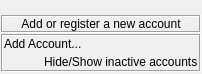
Old version of the form src/plugins/accountmanager/accountsoptionswidget2.ui in the repository xnamed/vacuum-im.
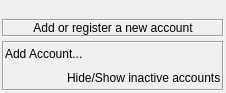
New version of the form.

What changed in the file:
```diff
--- a/src/plugins/accountmanager/accountsoptionswidget2.ui
+++ b/src/plugins/accountmanager/accountsoptionswidget2.ui
@@ -6,8 +6,8 @@
    <rect>
     <x>0</x>
     <y>0</y>
-    <width>201</width>
-    <height>74</height>
+    <width>226</width>
+    <height>93</height>
    </rect>
   </property>
   <property name="sizePolicy">
@@ -16,21 +16,21 @@
     <verstretch>0</verstretch>
    </sizepolicy>
   </property>
-  <layout class="QGridLayout" name="gridLayout_2">
+  <layout class="QGridLayout" name="gridLayout">
    <property name="leftMargin">
-    <number>1</number>
+    <number>2</number>
    </property>
    <property name="topMargin">
     <number>2</number>
    </property>
    <property name="rightMargin">
-    <number>1</number>
+    <number>2</number>
    </property>
    <property name="bottomMargin">
     <number>2</number>
    </property>
    <property name="spacing">
-    <number>1</number>
+    <number>4</number>
    </property>
    <item row="0" column="0">
     <widget class="QFrame" name="wdtAccounts">
@@ -81,7 +81,10 @@
      <property name="frameShadow">
       <enum>QFrame::Sunken</enum>
      </property>
-     <layout class="QGridLayout" name="gridLayout">
+     <layout class="QVBoxLayout" name="verticalLayout">
+      <property name="spacing">
+       <number>4</number>
+      </property>
       <property name="leftMargin">
        <number>1</number>
       </property>
@@ -94,16 +97,12 @@
       <property name="bottomMargin">
        <number>1</number>
       </property>
-      <property name="horizontalSpacing">
-       <number>1</number>
-      </property>
-      <property name="verticalSpacing">
-       <number>4</number>
-      </property>
-      <item row="0" column="0" colspan="2">
+      <item>
+       <layout class="QHBoxLayout" name="horizontalLayout">
+        <item>
        <widget class="QLabel" name="lblAddAccount">
         <property name="sizePolicy">
-         <sizepolicy hsizetype="Expanding" vsizetype="Preferred">
+           <sizepolicy hsizetype="Preferred" vsizetype="Preferred">
           <horstretch>0</horstretch>
           <verstretch>0</verstretch>
          </sizepolicy>
@@ -116,10 +115,40 @@
         </property>
        </widget>
       </item>
-      <item row="1" column="1" colspan="2">
+        <item>
+         <spacer name="horizontalSpacer">
+          <property name="orientation">
+           <enum>Qt::Horizontal</enum>
+          </property>
+          <property name="sizeHint" stdset="0">
+           <size>
+            <width>40</width>
+            <height>20</height>
+           </size>
+          </property>
+         </spacer>
+        </item>
+       </layout>
+      </item>
+      <item>
+       <layout class="QHBoxLayout" name="horizontalLayout_2">
+        <item>
+         <spacer name="horizontalSpacer_2">
+          <property name="orientation">
+           <enum>Qt::Horizontal</enum>
+          </property>
+          <property name="sizeHint" stdset="0">
+           <size>
+            <width>40</width>
+            <height>20</height>
+           </size>
+          </property>
+         </spacer>
+        </item>
+        <item>
        <widget class="QLabel" name="lblHideShowInactive">
         <property name="sizePolicy">
-         <sizepolicy hsizetype="Expanding" vsizetype="Preferred">
+           <sizepolicy hsizetype="Preferred" vsizetype="Preferred">
           <horstretch>0</horstretch>
           <verstretch>0</verstretch>
          </sizepolicy>
@@ -131,6 +160,8 @@
          <enum>Qt::RichText</enum>
         </property>
        </widget>
+        </item>
+       </layout>
       </item>
      </layout>
     </widget>
```
Lines whose indentation alone changed are shown as unchanged.
